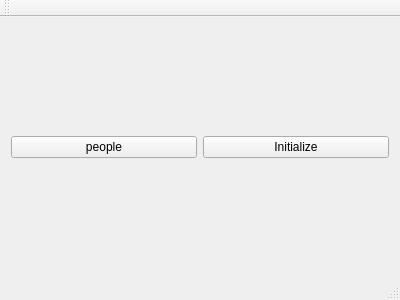
Old version of the form mainwindow.ui in the repository leetcode-1533/Qt_MVC_MYSQL.
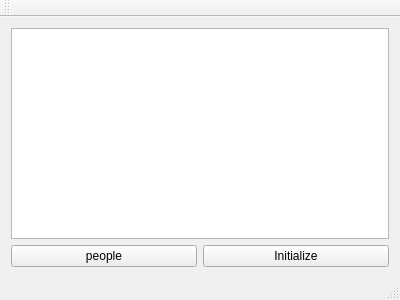
New version of the form.

Commit message: ComboBox modify- type & privilege

```diff
--- a/mainwindow.ui
+++ b/mainwindow.ui
@@ -14,7 +14,12 @@
    <string>MainWindow</string>
   </property>
   <widget class="QWidget" name="centralWidget">
+   <layout class="QVBoxLayout" name="verticalLayout_2">
+    <item>
    <layout class="QVBoxLayout" name="verticalLayout">
+      <item>
+       <widget class="QTableView" name="tableView"/>
+      </item>
     <item>
      <layout class="QHBoxLayout" name="horizontalLayout">
       <item>
@@ -30,6 +35,8 @@
          <string>Initialize</string>
         </property>
        </widget>
+        </item>
+       </layout>
       </item>
      </layout>
     </item>
```
Lines whose indentation alone changed are shown as unchanged. The commit also changes 6 other files.
